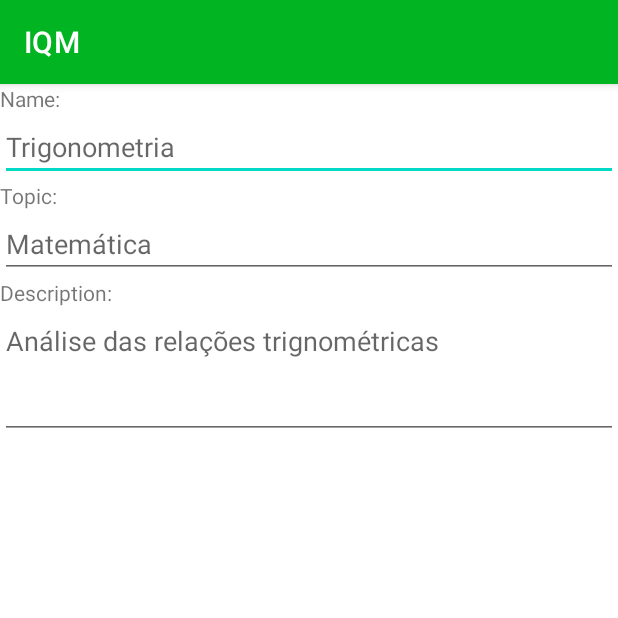
After one commit to EduardoPaz01/IQM-Mobile, an Android app: the fragment CadSubjectFragment shown on its own in the app's theme, on a phone screen of 412 x 824 dp, the top half of it. The commit adds this screen. Run offline under Robolectric (Android 15) with nearby library versions, the phone set to English and light mode, and no system bars.

Commit message:
[feature] Added subject registration screen

```diff
--- /dev/null
+++ b/app/src/main/java/com/ukmi/iqmsoluction/ui/subject/CadSubjectFragment.java
@@ -0,0 +1,66 @@
+package com.ukmi.iqmsoluction.ui.subject;
+
+import android.os.Bundle;
+
+import androidx.fragment.app.Fragment;
+
+import android.view.LayoutInflater;
+import android.view.View;
+import android.view.ViewGroup;
+
+import com.ukmi.iqmsoluction.R;
+
+/**
+ * A simple {@link Fragment} subclass.
+ * Use the {@link CadSubjectFragment#newInstance} factory method to
+ * create an instance of this fragment.
+ */
+public class CadSubjectFragment extends Fragment {
+
+    // TODO: Rename parameter arguments, choose names that match
+    // the fragment initialization parameters, e.g. ARG_ITEM_NUMBER
+    private static final String ARG_PARAM1 = "param1";
+    private static final String ARG_PARAM2 = "param2";
+
+    // TODO: Rename and change types of parameters
+    private String mParam1;
+    private String mParam2;
+
+    public CadSubjectFragment() {
+        // Required empty public constructor
+    }
+
+    /**
+     * Use this factory method to create a new instance of
+     * this fragment using the provided parameters.
+     *
+     * @param param1 Parameter 1.
+     * @param param2 Parameter 2.
+     * @return A new instance of fragment CadSubjectFragment.
+     */
+    // TODO: Rename and change types and number of parameters
+    public static CadSubjectFragment newInstance(String param1, String param2) {
+        CadSubjectFragment fragment = new CadSubjectFragment();
+        Bundle args = new Bundle();
+        args.putString(ARG_PARAM1, param1);
+        args.putString(ARG_PARAM2, param2);
+        fragment.setArguments(args);
+        return fragment;
+    }
+
+    @Override
+    public void onCreate(Bundle savedInstanceState) {
+        super.onCreate(savedInstanceState);
+        if (getArguments() != null) {
+            mParam1 = getArguments().getString(ARG_PARAM1);
+            mParam2 = getArguments().getString(ARG_PARAM2);
+        }
+    }
+
+    @Override
+    public View onCreateView(LayoutInflater inflater, ViewGroup container,
+                             Bundle savedInstanceState) {
+        // Inflate the layout for this fragment
+        return inflater.inflate(R.layout.fragment_cad_subject, container, false);
+    }
+}
--- /dev/null
+++ b/app/src/main/res/layout/fragment_cad_subject.xml
@@ -0,0 +1,63 @@
+<?xml version="1.0" encoding="utf-8"?>
+<FrameLayout xmlns:android="http://schemas.android.com/apk/res/android"
+    xmlns:tools="http://schemas.android.com/tools"
+    android:layout_width="match_parent"
+    android:layout_height="match_parent"
+    tools:context=".ui.subject.CadSubjectFragment">
+
+    <ScrollView
+        android:layout_width="match_parent"
+        android:layout_height="match_parent">
+
+        <LinearLayout
+            android:layout_width="match_parent"
+            android:layout_height="wrap_content"
+            android:orientation="vertical" >
+
+            <TextView
+                android:id="@+id/textView2"
+                android:layout_width="match_parent"
+                android:layout_height="wrap_content"
+                android:text="Name:" />
+
+            <EditText
+                android:id="@+id/editTextText"
+                android:layout_width="match_parent"
+                android:layout_height="wrap_content"
+                android:ems="10"
+                android:hint="Trigonometria"
+                android:inputType="text" />
+
+            <TextView
+                android:id="@+id/textView3"
+                android:layout_width="match_parent"
+                android:layout_height="wrap_content"
+                android:text="Topic:" />
+
+            <EditText
+                android:id="@+id/editTextText2"
+                android:layout_width="match_parent"
+                android:layout_height="wrap_content"
+                android:ems="10"
+                android:hint="Matemática"
+                android:inputType="text" />
+
+            <TextView
+                android:id="@+id/textView4"
+                android:layout_width="match_parent"
+                android:layout_height="wrap_content"
+                android:text="Description:" />
+
+            <EditText
+                android:id="@+id/editTextTextMultiLine"
+                android:layout_width="match_parent"
+                android:layout_height="wrap_content"
+                android:ems="10"
+                android:gravity="start|top"
+                android:hint="Análise das relações trignométricas"
+                android:inputType="textMultiLine"
+                android:lines="3" />
+
+        </LinearLayout>
+    </ScrollView>
+</FrameLayout>
--- a/app/src/main/res/menu/bottom_nav_menu.xml
+++ b/app/src/main/res/menu/bottom_nav_menu.xml
@@ -12,6 +12,11 @@
         android:title="@string/title_dashboard" />
 
     <item
+        android:id="@+id/navigation_cad_subject"
+        android:icon="@android:drawable/ic_input_add"
+        android:title="@string/title_cad_subject" />
+
+    <item
         android:id="@+id/navigation_notifications"
         android:icon="@drawable/ic_notifications_black_24dp"
         android:title="@string/title_notifications" />
--- a/app/src/main/res/values/strings.xml
+++ b/app/src/main/res/values/strings.xml
@@ -3,4 +3,7 @@
     <string name="title_home">Início</string>
     <string name="title_dashboard">Painel</string>
     <string name="title_notifications">Avisos</string>
+    <!-- TODO: Remove or change this placeholder text -->
+    <string name="hello_blank_fragment">Hello blank fragment</string>
+    <string name="title_cad_subject">Cad. Subject</string>
 </resources>
```
Also changed, not shown: app/src/main/res/layout/fragment_subject.xml (added, +17 -0 lines).
